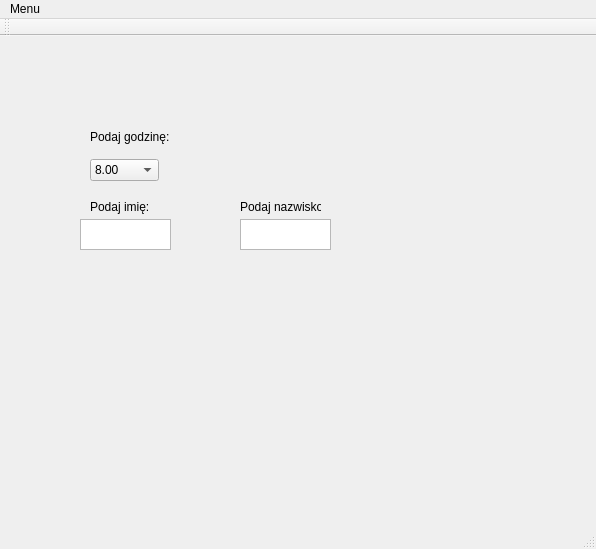
This is mainwindow.ui in wybieralski/SOP as Qt 5 draws it before an edit. The edited form follows.
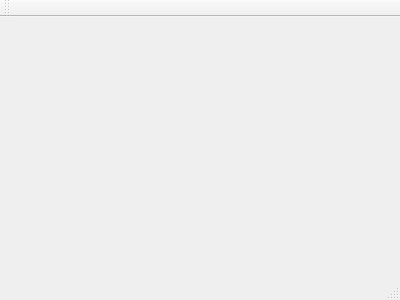
This is the edited form.

Diff of the .ui file:
```diff
--- a/mainwindow.ui
+++ b/mainwindow.ui
@@ -6,199 +6,23 @@
    <rect>
     <x>0</x>
     <y>0</y>
-    <width>596</width>
-    <height>549</height>
+    <width>400</width>
+    <height>300</height>
    </rect>
   </property>
   <property name="windowTitle">
    <string>MainWindow</string>
   </property>
-  <widget class="QWidget" name="centralWidget">
-   <widget class="QStackedWidget" name="stackedWidget">
-    <property name="geometry">
-     <rect>
-      <x>40</x>
-      <y>73</y>
-      <width>381</width>
-      <height>281</height>
-     </rect>
-    </property>
-    <property name="currentIndex">
-     <number>1</number>
-    </property>
-    <widget class="QWidget" name="page">
-     <widget class="QLabel" name="label">
-      <property name="geometry">
-       <rect>
-        <x>100</x>
-        <y>10</y>
-        <width>141</width>
-        <height>16</height>
-       </rect>
-      </property>
-      <property name="text">
-       <string>Wybierz datę wizyty:</string>
-      </property>
-     </widget>
-     <widget class="QCalendarWidget" name="calendarWidget">
-      <property name="geometry">
-       <rect>
-        <x>50</x>
-        <y>90</y>
-        <width>312</width>
-        <height>183</height>
-       </rect>
-      </property>
-     </widget>
-    </widget>
-    <widget class="QWidget" name="page_2">
-     <widget class="QLabel" name="label_2">
-      <property name="geometry">
-       <rect>
-        <x>50</x>
-        <y>20</y>
-        <width>81</width>
-        <height>16</height>
-       </rect>
-      </property>
-      <property name="text">
-       <string>Podaj godzinę:</string>
-      </property>
-     </widget>
-     <widget class="QComboBox" name="godzina">
-      <property name="geometry">
-       <rect>
-        <x>50</x>
-        <y>50</y>
-        <width>69</width>
-        <height>22</height>
-       </rect>
-      </property>
-      <item>
-       <property name="text">
-        <string>8.00</string>
-       </property>
-      </item>
-      <item>
-       <property name="text">
-        <string>9.00</string>
-       </property>
-      </item>
-      <item>
-       <property name="text">
-        <string>10.00</string>
-       </property>
-      </item>
-      <item>
-       <property name="text">
-        <string>11.00</string>
-       </property>
-      </item>
-      <item>
-       <property name="text">
-        <string>12.00</string>
-       </property>
-      </item>
-      <item>
-       <property name="text">
-        <string>13.00</string>
-       </property>
-      </item>
-      <item>
-       <property name="text">
-        <string>14.00</string>
-       </property>
-      </item>
-      <item>
-       <property name="text">
-        <string>15.00</string>
-       </property>
-      </item>
-      <item>
-       <property name="text">
-        <string>16.00</string>
-       </property>
-      </item>
-     </widget>
-     <widget class="QLabel" name="label_3">
-      <property name="geometry">
-       <rect>
-        <x>50</x>
-        <y>90</y>
-        <width>81</width>
-        <height>16</height>
-       </rect>
-      </property>
-      <property name="text">
-       <string>Podaj imię:</string>
-      </property>
-     </widget>
-     <widget class="QLabel" name="label_4">
-      <property name="geometry">
-       <rect>
-        <x>200</x>
-        <y>90</y>
-        <width>81</width>
-        <height>16</height>
-       </rect>
-      </property>
-      <property name="text">
-       <string>Podaj nazwisko:</string>
-      </property>
-     </widget>
-     <widget class="QPlainTextEdit" name="imie">
-      <property name="geometry">
-       <rect>
-        <x>40</x>
-        <y>110</y>
-        <width>91</width>
-        <height>31</height>
-       </rect>
-      </property>
-     </widget>
-     <widget class="QPlainTextEdit" name="setNazwisko">
-      <property name="geometry">
-       <rect>
-        <x>200</x>
-        <y>110</y>
-        <width>91</width>
-        <height>31</height>
-       </rect>
-      </property>
-     </widget>
-    </widget>
-    <widget class="QWidget" name="page_3">
-     <widget class="QLabel" name="label_5">
-      <property name="geometry">
-       <rect>
-        <x>80</x>
-        <y>30</y>
-        <width>201</width>
-        <height>16</height>
-       </rect>
-      </property>
-      <property name="text">
-       <string>Gratulacje! Twój termin wizyty to: </string>
-      </property>
-     </widget>
-    </widget>
-   </widget>
-  </widget>
+  <widget class="QWidget" name="centralWidget"/>
   <widget class="QMenuBar" name="menuBar">
    <property name="geometry">
     <rect>
      <x>0</x>
      <y>0</y>
-     <width>596</width>
+     <width>400</width>
      <height>21</height>
     </rect>
    </property>
-   <widget class="QMenu" name="menuMenu">
-    <property name="title">
-     <string>Menu</string>
-    </property>
-   </widget>
-   <addaction name="menuMenu"/>
   </widget>
   <widget class="QToolBar" name="mainToolBar">
    <attribute name="toolBarArea">
```
